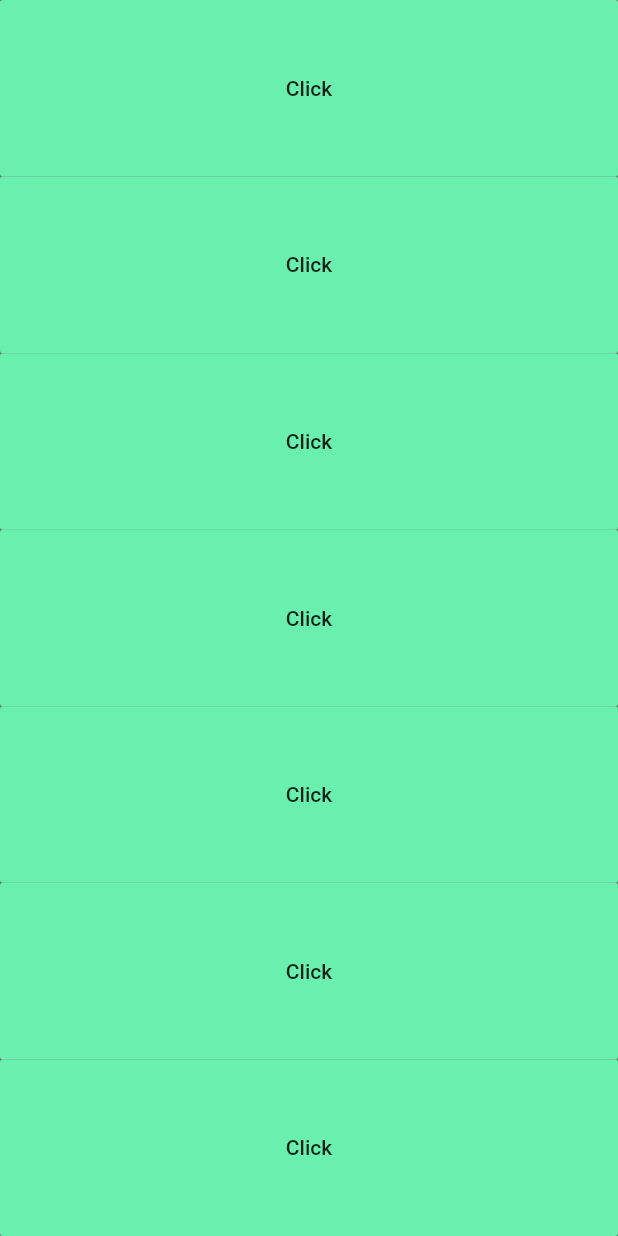
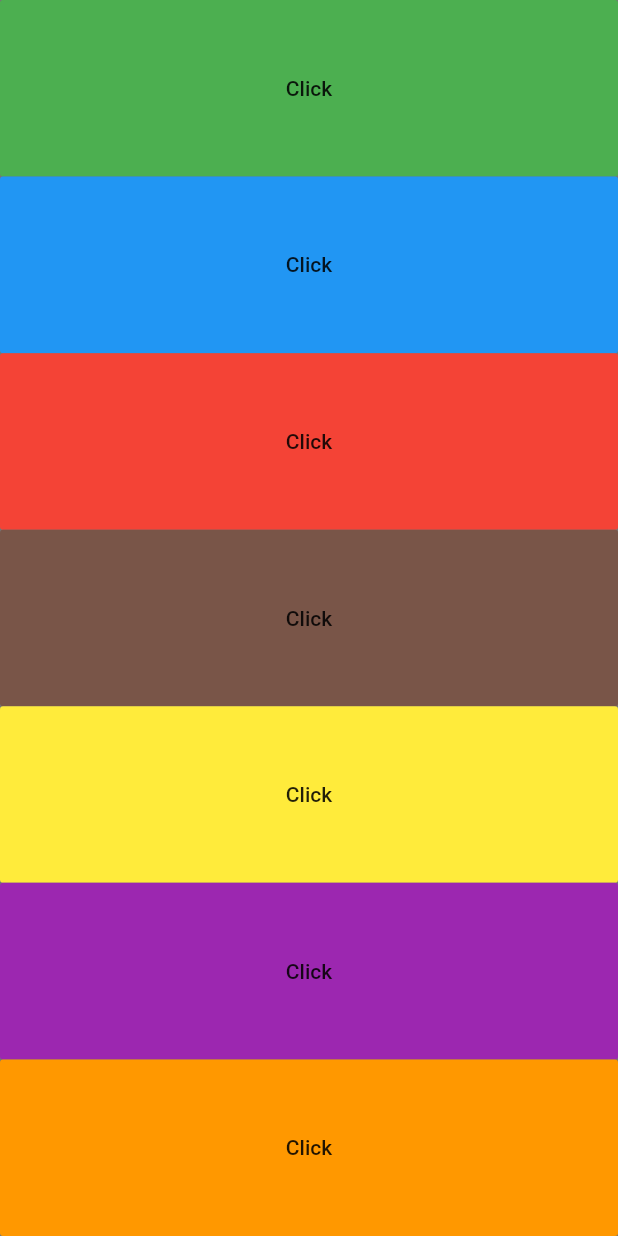
Before and after one commit to imjmakki/Xylo, a Flutter app: the screen it shows after launch, after a tap on "Click", on a phone screen of 412 x 824 dp. Run offline on Flutter 3.47's test engine with Material 2 defaults, Android fonts, the phone set to English and light mode, and no system bars; our stand-ins replace audioplayers.

Commit message:
Audio Practice

```diff
--- a/lib/main.dart
+++ b/lib/main.dart
@@ -13,12 +13,12 @@ class Xylo extends StatelessWidget {
     player.play('note$soundNumber.wav');
   }
 
-  Expanded buildKey() {
+  Expanded buildKey({required Color color, required int soundNumber}) {
     return Expanded(
         child: FlatButton(
-      color: Colors.greenAccent,
+      color: color,
       onPressed: () {
-        playSound(7);
+        playSound(soundNumber);
       },
       child: Text('Click'),
     ));
```
